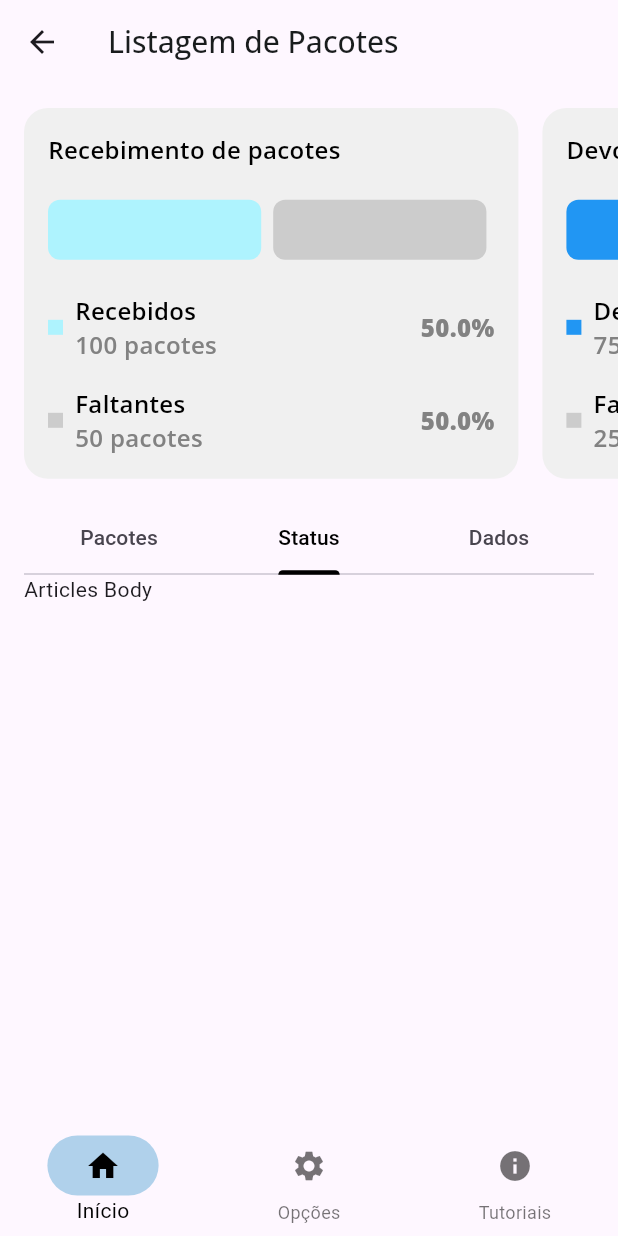
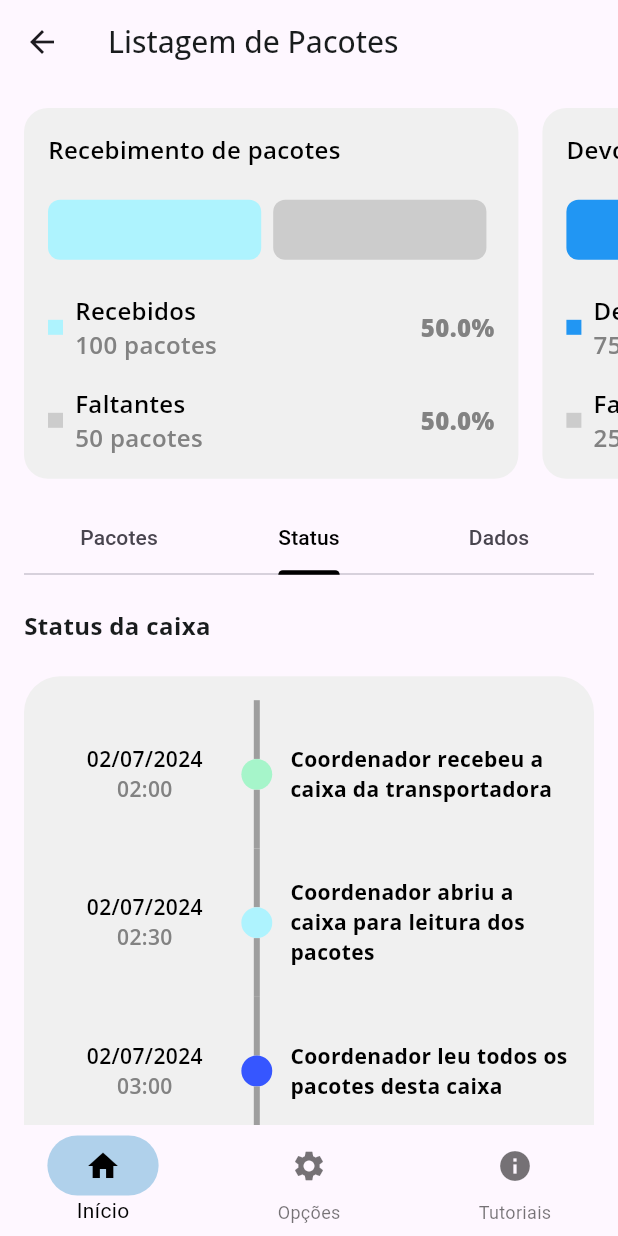
Before and after one commit to fdaniel13/caed_desafio_tecnico, a Flutter app: the screen it shows after launch, tab 2 chosen, on a phone screen of 412 x 824 dp. Run offline on Flutter 3.47's test engine with Material 3 defaults, Android fonts, the phone set to English and light mode, and no system bars; drawn by our look-alikes of timeline_tile; our stand-ins replace dio, flutter_modular, flutter_svg, google_fonts, shared_preferences.

Commit message:
criando aba de status

```diff
--- /dev/null
+++ b/lib/core/enums/status_enum.dart
@@ -0,0 +1,28 @@
+import 'package:flutter/material.dart';
+
+enum StatusEnum {
+  recebeu(
+      stringValue: "Coordenador recebeu a caixa da transportadora",
+      stringEnum: "recebeu",
+      colorEnum: Color(0xffA6F5CA)),
+  abriu(
+      stringValue: "Coordenador abriu a caixa para leitura dos pacotes",
+      stringEnum: "abriu",
+      colorEnum: Color(0xffAEF3FE)),
+  leu(
+      stringValue: "Coordenador leu todos os pacotes desta caixa",
+      stringEnum: "leu",
+      colorEnum: Color(0xff3656FF)),
+  devolveu(
+      stringValue: "Coordenador devolveu a caixa à transportadora",
+      stringEnum: "devolveu",
+      colorEnum: Color(0xff0CB560));
+
+  const StatusEnum(
+      {required this.stringValue,
+      required this.stringEnum,
+      required this.colorEnum});
+  final String stringValue;
+  final String stringEnum;
+  final Color colorEnum;
+}
--- /dev/null
+++ b/lib/core/helpers/data_helper.dart
@@ -0,0 +1,13 @@
+import 'package:intl/intl.dart';
+
+class DataHelper {
+  static String dateToDMA({required String date}) {
+    DateTime data = DateTime.parse(date);
+    return DateFormat('dd/MM/yyyy').format(data);
+  }
+
+  static String dateToHourMin({required String date}) {
+    DateTime data = DateTime.parse(date);
+    return DateFormat('hh:mm').format(data);
+  }
+}
--- a/lib/core/models/package_model.dart
+++ b/lib/core/models/package_model.dart
@@ -1,3 +1,5 @@
+import '../enums/status_enum.dart';
+
 class PackageResponse {
   List<ListaPacotesRecebidos>? listaPacotesRecebidos;
   ListaPacotesRecebidos? dadosUltimoPacoteRecebido;
@@ -32,10 +34,14 @@ class PackageResponse {
     pacotesParaReceber = json['pacotesParaReceber'];
     pacotesDevolvidos = json['pacotesDevolvidos'];
     pacotesParaDevolver = json['pacotesParaDevolver'];
-    pacotesRecebidosPercentagem = double.parse( json['pacotesRecebidosPercentagem'].toString());
-    pacotesParaReceberPercentagem = double.parse(json['pacotesParaReceberPercentagem'].toString());
-    pacotesDevolvidosPercentagem = double.parse(json['pacotesDevolvidosPercentagem'].toString());
-    pacotesParaDevolverPercentagem = double.parse(json['pacotesParaDevolverPercentagem'].toString());
+    pacotesRecebidosPercentagem =
+        double.parse(json['pacotesRecebidosPercentagem'].toString());
+    pacotesParaReceberPercentagem =
+        double.parse(json['pacotesParaReceberPercentagem'].toString());
+    pacotesDevolvidosPercentagem =
+        double.parse(json['pacotesDevolvidosPercentagem'].toString());
+    pacotesParaDevolverPercentagem =
+        double.parse(json['pacotesParaDevolverPercentagem'].toString());
   }
 
   Map<String, dynamic> toJson() {
@@ -112,19 +118,20 @@ class ListaPacotesRecebidos {
 
 class Status {
   String? diaHora;
-  String? status;
+  StatusEnum? status;
 
   Status({this.diaHora, this.status});
 
   Status.fromJson(Map<String, dynamic> json) {
     diaHora = json['diaHora'];
-    status = json['status'];
+    status = StatusEnum.values.firstWhere(
+        (v) => v.stringEnum.contains(json['status'].toString().toLowerCase()));
   }
 
   Map<String, dynamic> toJson() {
     final Map<String, dynamic> data = new Map<String, dynamic>();
     data['diaHora'] = this.diaHora;
-    data['status'] = this.status;
+    data['status'] = this.status?.stringEnum.toUpperCase();
     return data;
   }
 }
--- a/lib/src/package_list/package_list_controller.dart
+++ b/lib/src/package_list/package_list_controller.dart
@@ -1,18 +1,14 @@
-
 import '../../core/models/package_model.dart';
 import 'package_list_repository.dart';
 
-class PackageListController{
-PackageListRepository _packageListRepository;
-PackageResponse? _packageResponse;
+class PackageListController {
+  PackageListRepository _packageListRepository;
+  PackageResponse? packageResponse;
   PackageListController(this._packageListRepository);
 
-
-       Future<PackageResponse?> getPackages() async {
-
-         _packageResponse= await _packageListRepository.getPackages();
+  Future<PackageResponse?> getPackages() async {
+    packageResponse = await _packageListRepository.getPackages();
+  }
 
 
-
-  }
 }
--- a/lib/src/package_list/package_list_repository.dart
+++ b/lib/src/package_list/package_list_repository.dart
@@ -1,25 +1,28 @@
+import 'dart:convert';
+
 import 'package:caed_desafio_tecnico/core/models/package_model.dart';
 
 import '../../core/consts/api_routes.dart';
+import '../../core/package_mock.dart';
 import '../../core/services/api_services/dio_service.dart';
 
-class PackageListRepository{
+class PackageListRepository {
+  final DioService _dioService;
 
-   final DioService _dioService;
+  PackageListRepository(this._dioService);
 
-   PackageListRepository(this._dioService);
+  Future<PackageResponse?> getPackages() async {
+    try {
+      PackageResponse packageResponse =
+          PackageResponse.fromJson(jsonDecode(packageMock));
+      return packageResponse;
+      final response = await _dioService.dio.get(getPackage);
 
-
-     Future<PackageResponse?> getPackages() async {
-    try {
-        final response= await _dioService.dio
-          .get(getPackage);
-
-PackageResponse _packageResponse=  PackageResponse.fromJson(response.data);
-
-return _packageResponse;
+      PackageResponse _packageResponse =
+          PackageResponse.fromJson(response.data);
+      return _packageResponse;
     } catch (error) {
-
+      print(error);
       return null;
     }
   }
--- a/lib/src/package_list/package_list_widget.dart
+++ b/lib/src/package_list/package_list_widget.dart
@@ -1,12 +1,11 @@
-import 'dart:convert';
+import 'package:caed_desafio_tecnico/core/enums/package_type_enum.dart';
+import 'package:caed_desafio_tecnico/src/package_list/package_list_controller.dart';
+import 'package:flutter/material.dart';
+import 'package:flutter_modular/flutter_modular.dart';
+import 'package:google_fonts/google_fonts.dart';
+import 'package:timeline_tile/timeline_tile.dart';
 
-import 'package:caed_desafio_tecnico/core/enums/package_type_enum.dart';
-import 'package:caed_desafio_tecnico/core/models/package_model.dart';
-import 'package:caed_desafio_tecnico/core/package_mock.dart';
-import 'package:flutter/material.dart';
-import 'package:flutter/widgets.dart';
-import 'package:google_fonts/google_fonts.dart';
-
+import '../../core/helpers/data_helper.dart';
 import 'components/card_package.dart';
 
 class PackageListWidget extends StatefulWidget {
@@ -16,16 +15,15 @@ class PackageListWidget extends StatefulWidget {
   State<PackageListWidget> createState() => _PackageListWidgetState();
 }
 
-class _PackageListWidgetState extends State<PackageListWidget>
-    with TickerProviderStateMixin {
-  int _selectedIndex = 0;
+class _PackageListWidgetState extends State<PackageListWidget> {
+  final int _selectedIndex = 0;
   List<String> menu = ["Início", "Opções", "Tutoriais"];
   List<IconData> menuIcons = [Icons.home, Icons.settings, Icons.info];
-  late TabController _tabController;
-
+  final controller = Modular.get<PackageListController>();
+  late Future _data;
   @override
   void initState() {
-    _tabController = TabController(length: 3, initialIndex: 0, vsync: this);
+    _data = controller.getPackages();
     super.initState();
   }
 
@@ -33,7 +31,7 @@ class _PackageListWidgetState extends State<PackageListWidget>
   Widget build(BuildContext context) {
     return Scaffold(
       appBar: AppBar(
-        leading: InkWell(
+        leading: const InkWell(
           child: Icon(Icons.arrow_back),
         ),
         title: Text(
@@ -48,7 +46,6 @@ class _PackageListWidgetState extends State<PackageListWidget>
       bottomNavigationBar: BottomNavigationBar(
           selectedItemColor: Colors.black,
           elevation: 0,
-          selectedIconTheme: IconThemeData(),
           currentIndex: _selectedIndex,
           items: [
             ...menu.map((menuItem) => BottomNavigationBarItem(
@@ -56,15 +53,23 @@ class _PackageListWidgetState extends State<PackageListWidget>
                     width: MediaQuery.of(context).size.width * 0.18,
                     decoration: BoxDecoration(
                       color: _selectedIndex == menu.indexOf(menuItem)
-                          ? Color.fromARGB(255, 176, 209, 235)
+                          ? const Color.fromARGB(255, 176, 209, 235)
                           : Colors.transparent,
                       borderRadius: BorderRadius.circular(30),
                     ),
-                    padding: EdgeInsets.all(8),
+                    padding: const EdgeInsets.all(8),
                     child: Icon(menuIcons.elementAt(menu.indexOf(menuItem)))),
                 label: menuItem))
           ]),
-      body: Column(
+      body: FutureBuilder(
+          future: _data,
+          builder: (context, snapshot) {
+            if (snapshot.connectionState == ConnectionState.waiting) {
+              return const Center(
+                child: CircularProgressIndicator.adaptive(),
+              );
+            }
+            return Column(
               children: [
                 const SizedBox(
                   height: 16,
@@ -78,16 +83,13 @@ class _PackageListWidgetState extends State<PackageListWidget>
                     children: [
                       CardPackage(
                           packageTypeEnum: PackageTypeEnum.receber,
-                  packageResponse:
-                      PackageResponse.fromJson(jsonDecode(packageMock)),
-                ),
+                          packageResponse: controller.packageResponse!),
                       const SizedBox(
                         width: 16,
                       ),
                       CardPackage(
                         packageTypeEnum: PackageTypeEnum.devolver,
-                  packageResponse:
-                      PackageResponse.fromJson(jsonDecode(packageMock)),
+                        packageResponse: controller.packageResponse!,
                       ),
                     ],
                   ),
@@ -118,8 +120,11 @@ class _PackageListWidgetState extends State<PackageListWidget>
                             ],
                           ),
                           Expanded(
-                      child: TabBarView(
-                          children: [_firstTab(), _secondTab(), _thirdTab()]),
+                            child: TabBarView(children: [
+                              _firstTab(),
+                              _secondTab(),
+                              _thirdTab()
+                            ]),
                           )
                         ],
                       ),
@@ -127,7 +132,8 @@ class _PackageListWidgetState extends State<PackageListWidget>
                   ),
                 ),
               ],
-      ),
+            );
+          }),
     );
   }
 
@@ -141,8 +147,103 @@ class _PackageListWidgetState extends State<PackageListWidget>
 
   Widget _secondTab() {
     return SingleChildScrollView(
-      child: Container(
-        child: Text("Articles Body"),
+      child: Column(
+        crossAxisAlignment: CrossAxisAlignment.start,
+        children: [
+          Padding(
+            padding: const EdgeInsets.symmetric(vertical: 22.3),
+            child: Text(
+              "Status da caixa",
+              style: GoogleFonts.openSans(
+                fontSize: 16,
+                color: const Color(0xff191C1D),
+                fontWeight: FontWeight.w700,
+              ),
+            ),
+          ),
+          Container(
+            padding: const EdgeInsets.all(16),
+            decoration: BoxDecoration(
+              color: const Color(0xffF0F0F0),
+              borderRadius: BorderRadius.circular(24),
+            ),
+            child: ListView.builder(
+                shrinkWrap: true,
+                physics: const NeverScrollableScrollPhysics(),
+                itemCount: controller.packageResponse!
+                    .dadosUltimoPacoteRecebido!.status!.length,
+                itemBuilder: (_, j) {
+                  return SizedBox(
+                    height: MediaQuery.of(context).size.height * 0.12,
+                    child: TimelineTile(
+                      lineXY: 0.4,
+                      alignment: TimelineAlign.manual,
+                      indicatorStyle: IndicatorStyle(
+                          color: controller
+                              .packageResponse!
+                              .dadosUltimoPacoteRecebido!
+                              .status![j]
+                              .status!
+                              .colorEnum,
+                          width: MediaQuery.of(context).size.width * 0.05),
+                      endChild: Padding(
+                        padding: const EdgeInsets.only(left: 12),
+                        child: Column(
+                          mainAxisAlignment: MainAxisAlignment.center,
+                          children: [
+                            Text(
+                              controller
+                                  .packageResponse!
+                                  .dadosUltimoPacoteRecebido!
+                                  .status![j]
+                                  .status!
+                                  .stringValue,
+                              textAlign: TextAlign.left,
+                              style: GoogleFonts.openSans(
+                                fontSize: 14,
+                                color: Colors.black,
+                                fontWeight: FontWeight.w700,
+                              ),
+                            ),
+                          ],
+                        ),
+                      ),
+                      startChild: Column(
+                        mainAxisAlignment: MainAxisAlignment.center,
+                        children: [
+                          Text(
+                            DataHelper.dateToDMA(
+                                date: controller
+                                    .packageResponse!
+                                    .dadosUltimoPacoteRecebido!
+                                    .status![j]
+                                    .diaHora!),
+                            style: GoogleFonts.openSans(
+                              fontSize: 14,
+                              color: Colors.black,
+                              fontWeight: FontWeight.w600,
+                            ),
+                          ),
+                          Text(
+                            DataHelper.dateToHourMin(
+                                date: controller
+                                    .packageResponse!
+                                    .dadosUltimoPacoteRecebido!
+                                    .status![j]
+                                    .diaHora!),
+                            style: GoogleFonts.openSans(
+                              fontSize: 14,
+                              color: const Color(0xff828282),
+                              fontWeight: FontWeight.w600,
+                            ),
+                          ),
+                        ],
+                      ),
+                    ),
+                  );
+                }),
+          ),
+        ],
       ),
     );
   }
@@ -180,10 +281,16 @@ class _PackageListWidgetState extends State<PackageListWidget>
               shrinkWrap: true,
               itemBuilder: (_, i) {
                 return ListTile(
-                  title: Text(PackageResponse.fromJson(jsonDecode(packageMock))
-                      .listaPacotesRecebidos![i]
-                      .codigo!),
-                  trailing: Icon(Icons.navigate_next),
+                  title: Text(
+                    controller
+                        .packageResponse!.listaPacotesRecebidos![i].codigo!,
+                    style: GoogleFonts.openSans(
+                      fontSize: 16,
+                      color: Colors.black,
+                      fontWeight: FontWeight.w600,
+                    ),
+                  ),
+                  trailing: const Icon(Icons.navigate_next),
                   subtitle: Row(
                     children: [
                       Container(
@@ -211,9 +318,8 @@ class _PackageListWidgetState extends State<PackageListWidget>
               separatorBuilder: (_, i) {
                 return const Divider();
               },
-              itemCount: PackageResponse.fromJson(jsonDecode(packageMock))
-                  .listaPacotesRecebidos!
-                  .length)
+              itemCount:
+                  controller.packageResponse!.listaPacotesRecebidos!.length)
         ],
       ),
     );
--- a/pubspec.yaml
+++ b/pubspec.yaml
@@ -42,6 +42,7 @@ dependencies:
   shared_preferences: ^2.2.3
   intl: ^0.18.0
   dotted_border: ^2.1.0
+  timeline_tile: ^2.0.0
 
 dev_dependencies:
   flutter_test:
```
Also changed, not shown: pubspec.lock. Lines whose indentation alone changed are shown as unchanged.
